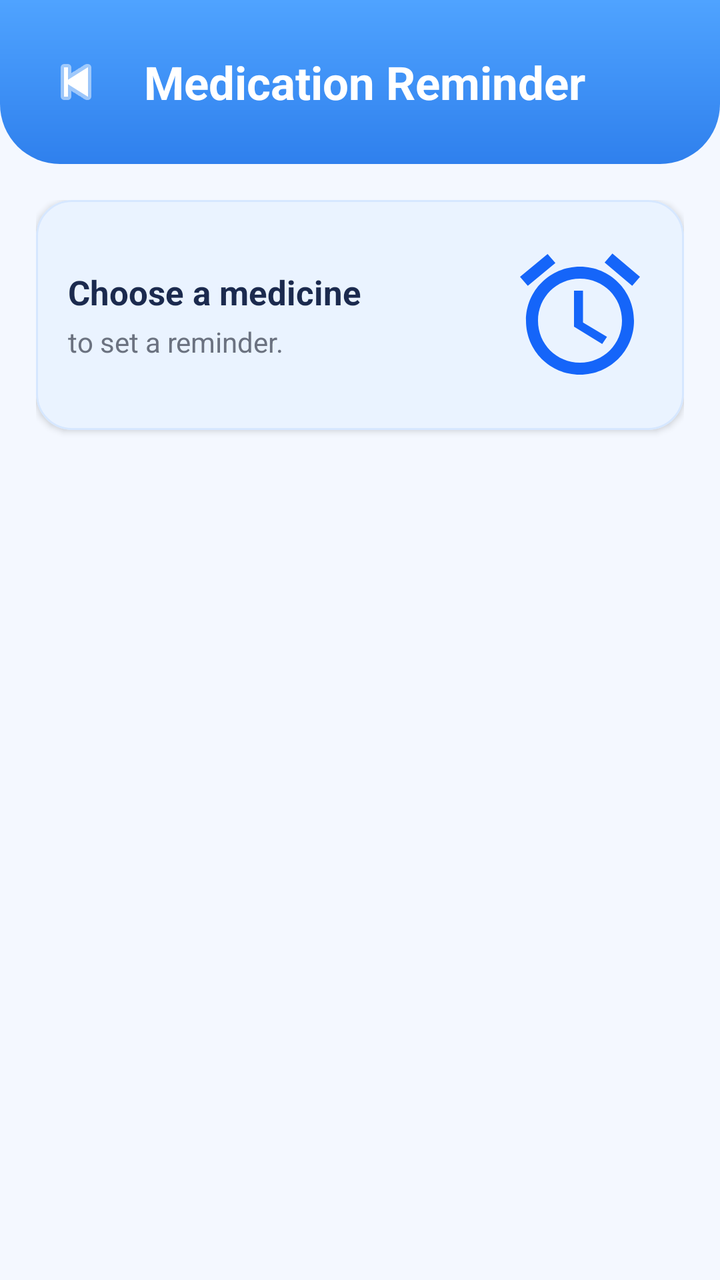
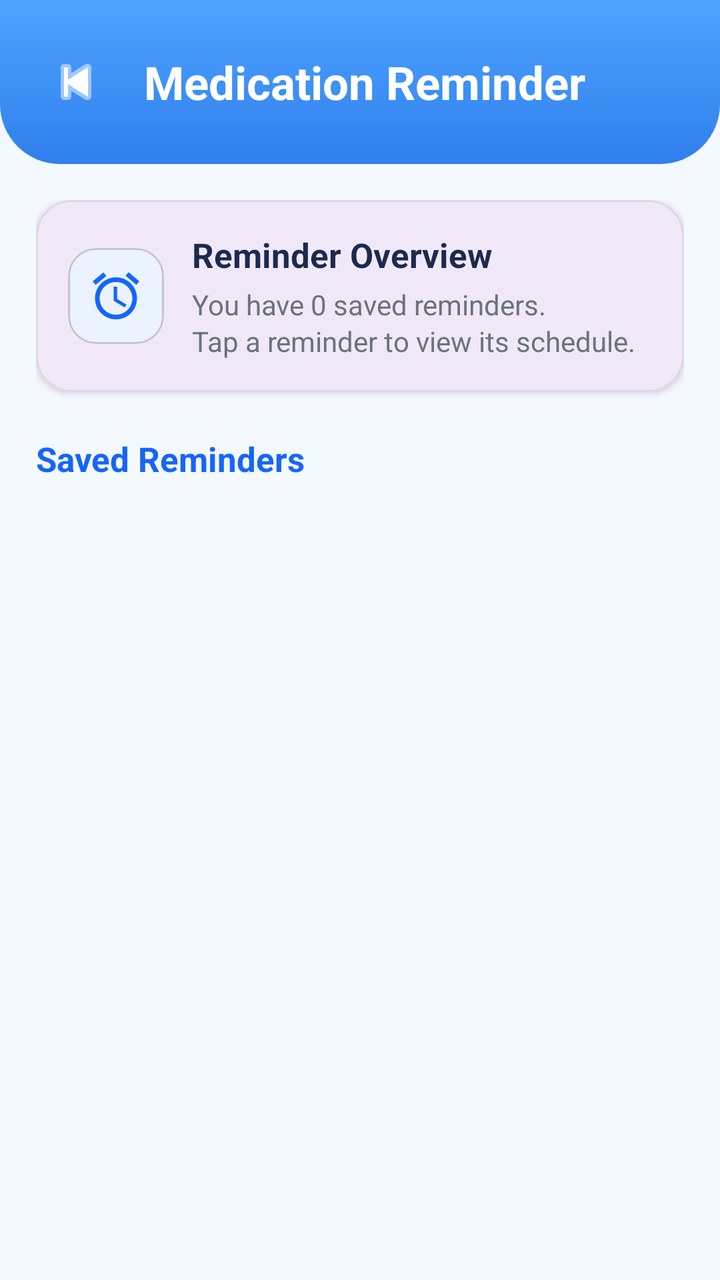

Compare the two renders of this Android layout. The source of the first and the diff that turns it into the second are given below.
<!-- AndroidManifest.xml: application theme Theme.MediGuard -->
<!-- res/layout/activity_medication_reminder.xml -->
<?xml version="1.0" encoding="utf-8"?>
<LinearLayout
    xmlns:android="http://schemas.android.com/apk/res/android"
    xmlns:app="http://schemas.android.com/apk/res-auto"
    android:layout_width="match_parent"
    android:layout_height="match_parent"
    android:orientation="vertical"
    android:background="#F4F8FF">

    

    <RelativeLayout
        android:layout_width="match_parent"
        android:layout_height="82dp"
        android:background="@drawable/page_header"
        android:paddingStart="18dp"
        android:paddingEnd="18dp">

        <ImageButton
            android:id="@+id/btnBack"
            android:layout_width="40dp"
            android:layout_height="40dp"
            android:layout_centerVertical="true"
            android:background="@android:color/transparent"
            android:src="@android:drawable/ic_media_previous"
            android:contentDescription="Back"
            app:tint="@android:color/white"/>

        <TextView
            android:layout_width="wrap_content"
            android:layout_height="wrap_content"
            android:layout_centerVertical="true"
            android:layout_toEndOf="@id/btnBack"
            android:layout_marginStart="14dp"
            android:text="Medication Reminder"
            android:textColor="@android:color/white"
            android:textStyle="bold"
            android:textSize="23sp"/>

    </RelativeLayout>

    

    <ScrollView
        android:layout_width="match_parent"
        android:layout_height="0dp"
        android:layout_weight="1"
        android:fillViewport="true"
        android:clipToPadding="false">

        <LinearLayout
            android:layout_width="match_parent"
            android:layout_height="wrap_content"
            android:orientation="vertical"
            android:padding="18dp"
            android:paddingBottom="36dp">

            

            <com.google.android.material.card.MaterialCardView
                android:layout_width="match_parent"
                android:layout_height="115dp"
                app:cardCornerRadius="18dp"
                app:cardElevation="2dp"
                app:cardBackgroundColor="#EAF3FF"
                app:strokeColor="#D6E7FF"
                app:strokeWidth="1dp">

                <LinearLayout
                    android:layout_width="match_parent"
                    android:layout_height="match_parent"
                    android:gravity="center_vertical"
                    android:orientation="horizontal"
                    android:padding="16dp">

                    <LinearLayout
                        android:layout_width="0dp"
                        android:layout_height="wrap_content"
                        android:layout_weight="1"
                        android:orientation="vertical">

                        <TextView
                            android:layout_width="wrap_content"
                            android:layout_height="wrap_content"
                            android:text="Choose a medicine"
                            android:textColor="#1B2A4E"
                            android:textSize="17sp"
                            android:textStyle="bold"/>

                        <TextView
                            android:layout_width="wrap_content"
                            android:layout_height="wrap_content"
                            android:layout_marginTop="4dp"
                            android:text="to set a reminder."
                            android:textColor="#6B7280"
                            android:textSize="14sp"/>

                    </LinearLayout>

                    <ImageView
                        android:layout_width="72dp"
                        android:layout_height="72dp"
                        android:src="@drawable/ic_alarm"
                        android:contentDescription="Medication reminder"
                        app:tint="#1565F9"/>

                </LinearLayout>

            </com.google.android.material.card.MaterialCardView>

            

            <TextView
                android:id="@+id/txtEmpty"
                android:layout_width="match_parent"
                android:layout_height="wrap_content"
                android:layout_marginTop="26dp"
                android:gravity="center"
                android:text="No medicines registered yet."
                android:textColor="#6B7280"
                android:textSize="16sp"
                android:visibility="gone"/>

            

            <androidx.recyclerview.widget.RecyclerView
                android:id="@+id/recyclerMedicines"
                android:layout_width="match_parent"
                android:layout_height="wrap_content"
                android:layout_marginTop="18dp"
                android:nestedScrollingEnabled="false"/>

        </LinearLayout>

    </ScrollView>

</LinearLayout>
<!-- resources referenced by this layout -->
<resources>
  <!-- drawable ic_alarm (drawable) -->
  <vector xmlns:android="http://schemas.android.com/apk/res/android" android:height="24dp" android:tint="#F4A300" android:viewportHeight="24" android:viewportWidth="24" android:width="24dp">
        
      <path android:fillColor="@android:color/white" android:pathData="M22,5.7l-4.6,-3.9 -1.3,1.5 4.6,3.9L22,5.7zM7.9,3.4L6.6,1.9 2,5.7l1.3,1.5 4.6,-3.8zM12.5,8L11,8v6l4.7,2.9 0.8,-1.2 -4,-2.4L12.5,8zM12,4c-5,0 -9,4 -9,9s4,9 9,9 9,-4 9,-9 -4,-9 -9,-9zM12,20c-3.9,0 -7,-3.1 -7,-7s3.1,-7 7,-7 7,3.1 7,7 -3.1,7 -7,7z"/>
      
  </vector>
  <!-- drawable page_header (drawable) -->
  <?xml version="1.0" encoding="utf-8"?>
  <shape xmlns:android="http://schemas.android.com/apk/res/android">
  
      <gradient
          android:startColor="#4FA3FF"
          android:endColor="#2F80ED"
          android:angle="270"/>
  
      <corners
          android:bottomLeftRadius="30dp"
          android:bottomRightRadius="30dp"/>
  
  </shape>
  <style name="Theme.MediGuard" parent="Base.Theme.MediGuard" />
  <style name="Base.Theme.MediGuard" parent="Theme.Material3.DayNight.NoActionBar">
          
          
      </style>
</resources>

<!-- the commit's change to res/layout/activity_medication_reminder.xml (unified diff, before → after) -->
@@ -59,50 +59,63 @@
 
             <com.google.android.material.card.MaterialCardView
                 android:layout_width="match_parent"
-                android:layout_height="115dp"
+                android:layout_height="wrap_content"
                 app:cardCornerRadius="18dp"
                 app:cardElevation="2dp"
-                app:cardBackgroundColor="#EAF3FF"
-                app:strokeColor="#D6E7FF"
+                app:cardBackgroundColor="#F1E8F7"
+                app:strokeColor="#E2D6EA"
                 app:strokeWidth="1dp">
 
                 <LinearLayout
                     android:layout_width="match_parent"
-                    android:layout_height="match_parent"
+                    android:layout_height="wrap_content"
                     android:gravity="center_vertical"
                     android:orientation="horizontal"
                     android:padding="16dp">
+
+                    <com.google.android.material.card.MaterialCardView
+                        android:layout_width="48dp"
+                        android:layout_height="48dp"
+                        app:cardCornerRadius="14dp"
+                        app:cardBackgroundColor="#EAF3FF"
+                        app:cardElevation="0dp">
+
+                        <ImageView
+                            android:layout_width="match_parent"
+                            android:layout_height="match_parent"
+                            android:padding="10dp"
+                            android:src="@drawable/ic_alarm"
+                            android:contentDescription="Medication reminder"
+                            app:tint="#1565F9"/>
+
+                    </com.google.android.material.card.MaterialCardView>
 
                     <LinearLayout
                         android:layout_width="0dp"
                         android:layout_height="wrap_content"
                         android:layout_weight="1"
+                        android:layout_marginStart="14dp"
                         android:orientation="vertical">
 
                         <TextView
                             android:layout_width="wrap_content"
                             android:layout_height="wrap_content"
-                            android:text="Choose a medicine"
+                            android:text="Reminder Overview"
                             android:textColor="#1B2A4E"
                             android:textSize="17sp"
                             android:textStyle="bold"/>
 
                         <TextView
+                            android:id="@+id/txtOverview"
                             android:layout_width="wrap_content"
                             android:layout_height="wrap_content"
                             android:layout_marginTop="4dp"
-                            android:text="to set a reminder."
+                            android:text="You have 0 saved reminders.\nTap a reminder to view its schedule."
                             android:textColor="#6B7280"
-                            android:textSize="14sp"/>
+                            android:textSize="14sp"
+                            android:lineSpacingExtra="2dp"/>
 
                     </LinearLayout>
-
-                    <ImageView
-                        android:layout_width="72dp"
-                        android:layout_height="72dp"
-                        android:src="@drawable/ic_alarm"
-                        android:contentDescription="Medication reminder"
-                        app:tint="#1565F9"/>
 
                 </LinearLayout>
 
@@ -123,11 +136,20 @@
 
             
 
+            <TextView
+                android:layout_width="wrap_content"
+                android:layout_height="wrap_content"
+                android:layout_marginTop="22dp"
+                android:text="Saved Reminders"
+                android:textColor="#1565F9"
+                android:textSize="17sp"
+                android:textStyle="bold"/>
+
             <androidx.recyclerview.widget.RecyclerView
                 android:id="@+id/recyclerMedicines"
                 android:layout_width="match_parent"
                 android:layout_height="wrap_content"
-                android:layout_marginTop="18dp"
+                android:layout_marginTop="12dp"
                 android:nestedScrollingEnabled="false"/>
 
         </LinearLayout>
